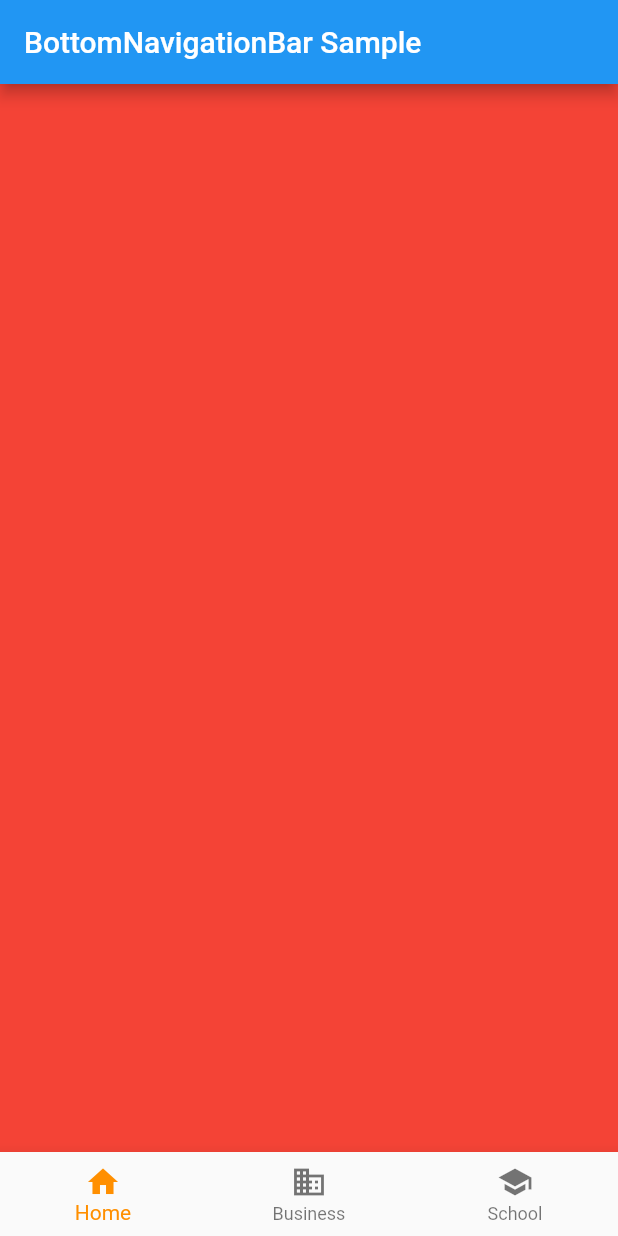
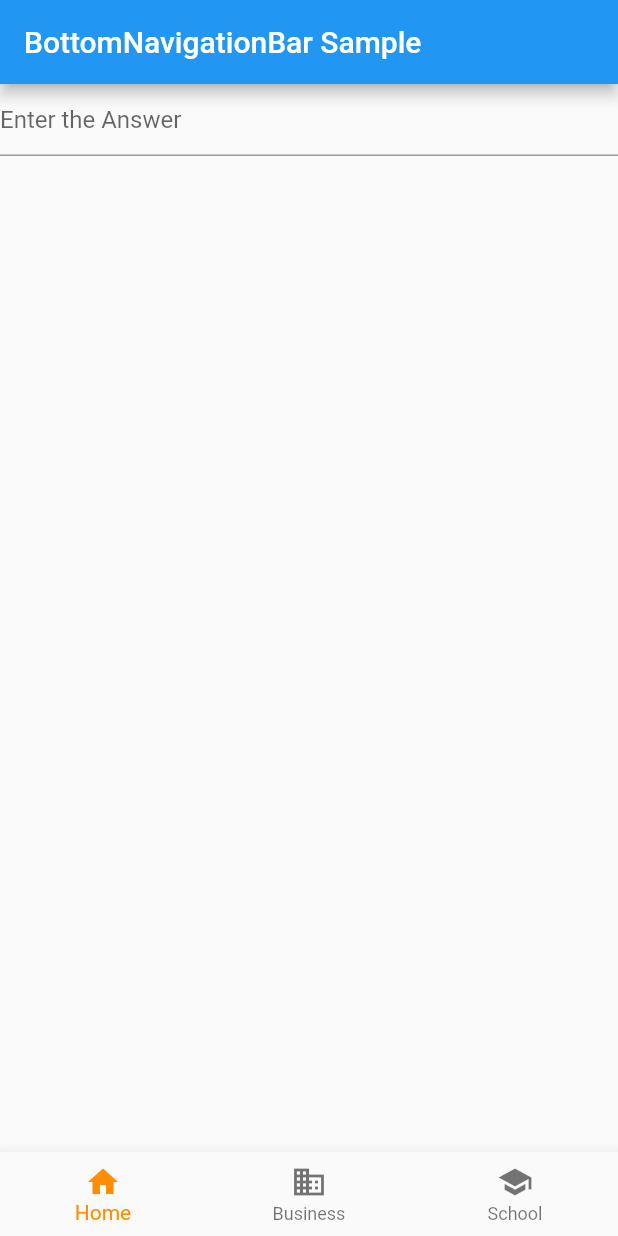
Before and after one commit to Umka-org/umka_flutter_app, a Flutter app: the screen it shows after launch, on a phone screen of 412 x 824 dp. Run offline on Flutter 3.47's test engine with Material 2 defaults, Android fonts, the phone set to English and light mode, and no system bars; missing offline and left inert: grpc, umka_proto.

Commit message:
answer field

```diff
--- a/lib/ui/question_answer/question_answer_view.dart
+++ b/lib/ui/question_answer/question_answer_view.dart
@@ -3,8 +3,16 @@ import 'package:flutter/material.dart';
 class QuestionAnswerView extends StatelessWidget {
   @override
   Widget build(BuildContext context) {
-    return Container(
-      color: Colors.red,
+    return Scaffold(
+      body: _answerField(),
+    );
+  }
+
+  Widget _answerField() {
+    return TextFormField(
+      decoration: InputDecoration(
+        hintText: 'Enter the Answer',
+      ),
     );
   }
 }
```
